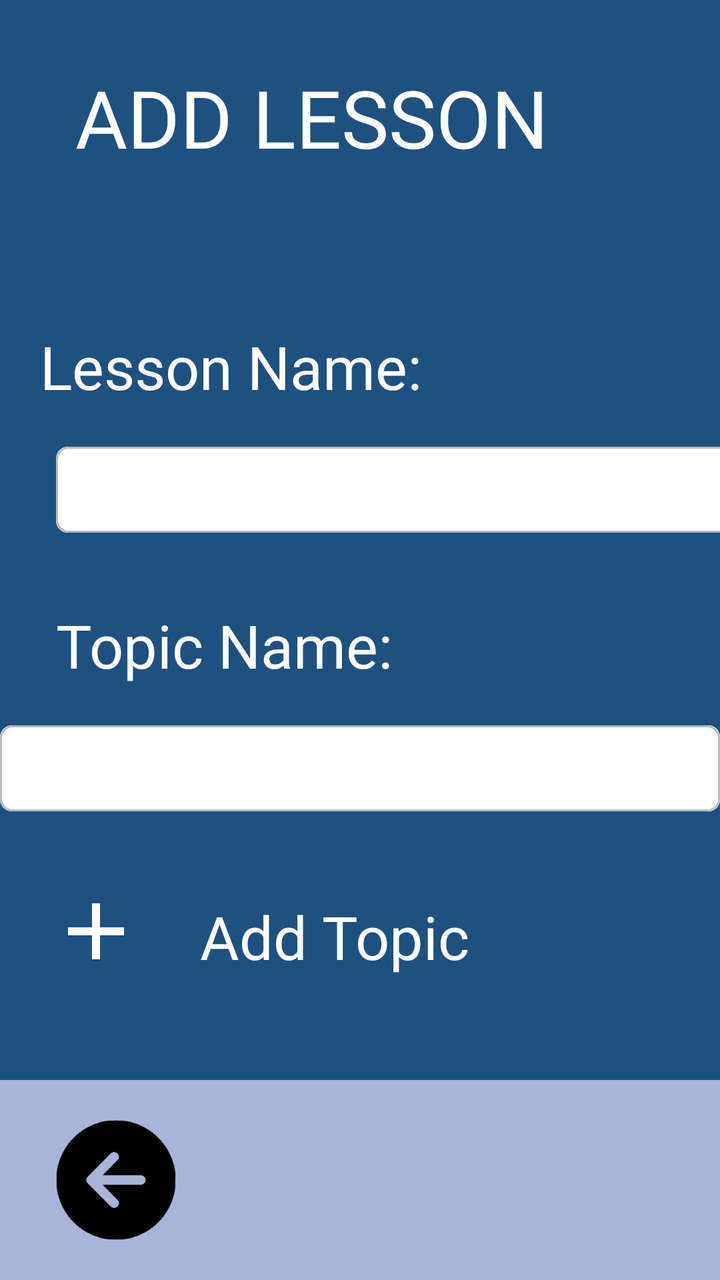
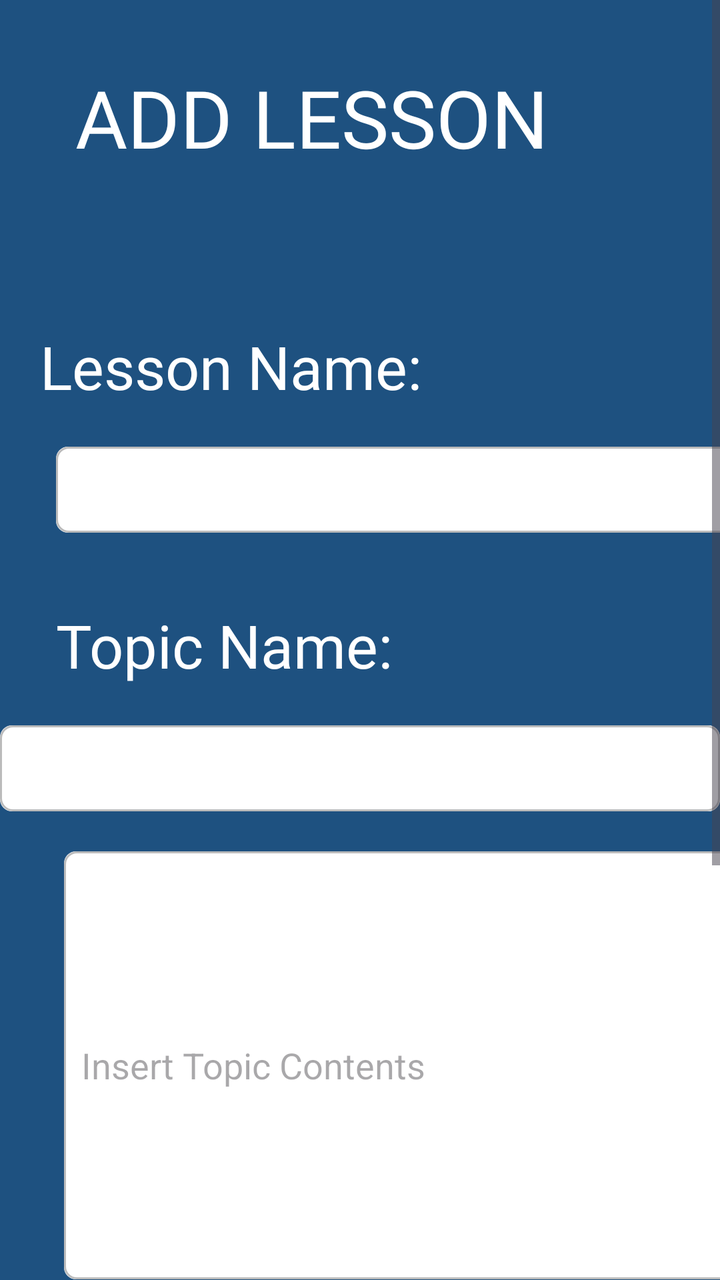

Two renders of the same Android screen: before a commit and after it. Below are the layout's source before the change and the commit's diff.
<!-- AndroidManifest.xml: application theme Theme.FinalsApplication -->
<!-- res/layout/admin_add_lesson.xml -->
<?xml version="1.0" encoding="utf-8"?>
<ScrollView xmlns:android="http://schemas.android.com/apk/res/android"
    xmlns:app="http://schemas.android.com/apk/res-auto"
    xmlns:tools="http://schemas.android.com/tools"
    android:layout_width="409dp"
    android:layout_height="729dp"
    android:background="#1e5180"
    android:fillViewport="true"
    tools:layout_editor_absoluteX="1dp"
    tools:layout_editor_absoluteY="1dp">

    <androidx.constraintlayout.widget.ConstraintLayout
        android:layout_width="match_parent"
        android:layout_height="wrap_content"
        tools:context=".AddLesson">

        <TextView
            android:id="@+id/textView5"
            android:layout_width="285dp"
            android:layout_height="55dp"
            android:layout_marginTop="32dp"
            android:fontFamily="@font/roboto_regular"
            android:text="ADD LESSON"
            android:textColor="@color/white"
            android:textSize="40sp"
            app:layout_constraintEnd_toEndOf="parent"
            app:layout_constraintStart_toStartOf="parent"
            app:layout_constraintTop_toTopOf="parent" />

        <TextView
            android:id="@+id/textView7"
            android:layout_width="wrap_content"
            android:layout_height="wrap_content"
            android:layout_marginTop="76dp"
            android:fontFamily="@font/roboto_regular"
            android:text="Lesson Name:"
            android:textColor="@color/white"
            android:textSize="30sp"
            app:layout_constraintEnd_toEndOf="parent"
            app:layout_constraintHorizontal_bias="0.119"
            app:layout_constraintStart_toStartOf="parent"
            app:layout_constraintTop_toBottomOf="@+id/textView5" />

        <EditText
            android:id="@+id/editTextText"
            android:layout_width="360dp"
            android:layout_height="43dp"
            android:layout_marginStart="28dp"
            android:layout_marginTop="20dp"
            android:background="@drawable/shape"
            android:ems="10"
            android:inputType="text"
            app:layout_constraintStart_toStartOf="parent"
            app:layout_constraintTop_toBottomOf="@+id/textView7" />

        <TextView
            android:id="@+id/textView10"
            android:layout_width="wrap_content"
            android:layout_height="wrap_content"
            android:layout_marginStart="28dp"
            android:layout_marginTop="36dp"
            android:fontFamily="@font/roboto_regular"
            android:text="Topic Name:"
            android:textColor="@color/white"
            android:textSize="30sp"
            app:layout_constraintStart_toStartOf="parent"
            app:layout_constraintTop_toBottomOf="@+id/editTextText" />

        <EditText
            android:id="@+id/editTextText2"
            android:layout_width="360dp"
            android:layout_height="43dp"
            android:layout_marginTop="20dp"
            android:background="@drawable/shape"
            android:ems="10"
            android:inputType="text"
            app:layout_constraintEnd_toEndOf="parent"
            app:layout_constraintHorizontal_bias="0.571"
            app:layout_constraintStart_toStartOf="parent"
            app:layout_constraintTop_toBottomOf="@+id/textView10" />

        <ImageButton
            android:id="@+id/addTopicLesson1"
            android:layout_width="64dp"
            android:layout_height="48dp"
            android:layout_marginStart="16dp"
            android:layout_marginTop="36dp"
            android:background="@color/ourBlue"
            android:scaleType="fitCenter"
            app:layout_constraintStart_toStartOf="parent"
            app:layout_constraintTop_toBottomOf="@+id/editTextText2"
            app:srcCompat="@drawable/add_sign" />

        <Button
            android:id="@+id/button"
            android:layout_width="373dp"
            android:layout_height="69dp"
            android:layout_marginTop="452dp"
            android:backgroundTint="#4f5a99"
            android:text="Add Lesson"
            android:textSize="19sp"
            app:layout_constraintEnd_toEndOf="parent"
            app:layout_constraintStart_toStartOf="parent"
            app:layout_constraintTop_toBottomOf="@+id/textView5" />

        <LinearLayout
            android:layout_width="match_parent"
            android:layout_height="100dip"
            android:layout_alignParentBottom="true"
            android:background="#a8b4d8"
            app:layout_constraintBottom_toBottomOf="parent"
            app:layout_constraintEnd_toEndOf="parent"
            app:layout_constraintHorizontal_bias="1.0"
            app:layout_constraintStart_toStartOf="parent">

            <ImageButton
                android:id="@+id/backButton"
                android:layout_width="76dp"
                android:layout_height="wrap_content"
                android:layout_marginStart="20dp"
                android:layout_marginTop="20dp"
                android:layout_marginBottom="20dp"
                android:background="?android:attr/selectableItemBackground"
                android:scaleType="fitCenter"
                android:src="@drawable/arrowleft" />
        </LinearLayout>

        <TextView
            android:id="@+id/textView3"
            android:layout_width="wrap_content"
            android:layout_height="wrap_content"
            android:layout_marginStart="100dp"
            android:layout_marginTop="416dp"
            android:text="Add Topic"
            android:textColor="@color/white"
            android:textSize="30sp"
            app:layout_constraintStart_toStartOf="parent"
            app:layout_constraintTop_toTopOf="@+id/textView5" />

    </androidx.constraintlayout.widget.ConstraintLayout>
</ScrollView>
<!-- resources referenced by this layout -->
<resources>
  <color name="ourBlue">#1e5180</color>
  <color name="white">#FFFFFFFF</color>
  <!-- drawable add_sign (drawable) -->
  <vector android:height="24dp" android:tint="#FFFFFF"
      android:viewportHeight="24" android:viewportWidth="24"
      android:width="24dp" xmlns:android="http://schemas.android.com/apk/res/android">
      <path android:fillColor="@android:color/white" android:pathData="M19,13h-6v6h-2v-6H5v-2h6V5h2v6h6v2z"/>
  </vector>
  <!-- drawable arrowleft: png bitmap (drawable, 16559 bytes) -->
  <!-- drawable shape (drawable) -->
  <?xml version="1.0" encoding="utf-8"?>
  <layer-list xmlns:android="http://schemas.android.com/apk/res/android">
  
      <item>
          <shape>
              <corners android:radius="6dp" />
              <solid android:color="@android:color/white" />
          </shape>
      </item>
  
      <item
          android:left="34dp">
  
          <shape>
              <solid android:color="@android:color/white" />
              <corners android:radius="6dp"
                  android:topRightRadius="6dp"
                  android:topLeftRadius="5dp"
                  android:bottomRightRadius="6dp"
                  android:bottomLeftRadius="0dp"/>
          </shape>
      </item>
      <item>
          <shape>
              
              <corners android:radius="6dp" />
              <solid android:color="@android:color/transparent" />
              <stroke
                  android:width="1dp"
                  android:color="#BBBBBB" />
          </shape>
      </item>
  </layer-list>
  <style name="Theme.FinalsApplication" parent="Base.Theme.FinalsApplication" />
  <style name="Base.Theme.FinalsApplication" parent="Theme.Material3.DayNight.NoActionBar">
          
          
      </style>
</resources>

<!-- the commit's change to res/layout/admin_add_lesson.xml (unified diff, before → after) -->
@@ -79,39 +79,43 @@
             app:layout_constraintStart_toStartOf="parent"
             app:layout_constraintTop_toBottomOf="@+id/textView10" />
 
-        <ImageButton
+        <Button
             android:id="@+id/addTopicLesson1"
-            android:layout_width="64dp"
-            android:layout_height="48dp"
-            android:layout_marginStart="16dp"
-            android:layout_marginTop="36dp"
-            android:background="@color/ourBlue"
-            android:scaleType="fitCenter"
+            android:layout_width="219dp"
+            android:layout_height="99dp"
+            android:layout_marginStart="28dp"
+            android:layout_marginTop="16dp"
+            android:background="@android:color/transparent"
+            android:text="+  Add Topic"
+            android:textSize="30sp"
             app:layout_constraintStart_toStartOf="parent"
-            app:layout_constraintTop_toBottomOf="@+id/editTextText2"
+            app:layout_constraintTop_toBottomOf="@+id/editTextText4"
             app:srcCompat="@drawable/add_sign" />
 
         <Button
             android:id="@+id/button"
-            android:layout_width="373dp"
-            android:layout_height="69dp"
-            android:layout_marginTop="452dp"
+            android:layout_width="331dp"
+            android:layout_height="60dp"
+            android:layout_marginStart="36dp"
+            android:layout_marginTop="12dp"
             android:backgroundTint="#4f5a99"
             android:text="Add Lesson"
             android:textSize="19sp"
-            app:layout_constraintEnd_toEndOf="parent"
             app:layout_constraintStart_toStartOf="parent"
-            app:layout_constraintTop_toBottomOf="@+id/textView5" />
+            app:layout_constraintTop_toBottomOf="@+id/addTopicLesson1" />
 
         <LinearLayout
             android:layout_width="match_parent"
             android:layout_height="100dip"
             android:layout_alignParentBottom="true"
             android:background="#a8b4d8"
+            android:layout_marginTop="20dp"
             app:layout_constraintBottom_toBottomOf="parent"
             app:layout_constraintEnd_toEndOf="parent"
-            app:layout_constraintHorizontal_bias="1.0"
-            app:layout_constraintStart_toStartOf="parent">
+            app:layout_constraintHorizontal_bias="0.0"
+            app:layout_constraintStart_toStartOf="parent"
+            app:layout_constraintTop_toBottomOf="@+id/button"
+            app:layout_constraintVertical_bias="1.0">
 
             <ImageButton
                 android:id="@+id/backButton"
@@ -125,17 +129,19 @@
                 android:src="@drawable/arrowleft" />
         </LinearLayout>
 
-        <TextView
-            android:id="@+id/textView3"
-            android:layout_width="wrap_content"
-            android:layout_height="wrap_content"
-            android:layout_marginStart="100dp"
-            android:layout_marginTop="416dp"
-            android:text="Add Topic"
-            android:textColor="@color/white"
-            android:textSize="30sp"
+        <EditText
+            android:id="@+id/editTextText4"
+            android:layout_width="356dp"
+            android:layout_height="214dp"
+            android:layout_marginStart="32dp"
+            android:layout_marginTop="20dp"
+            android:background="@drawable/shape"
+            android:ems="10"
+            android:inputType="text"
+            android:text=""
+            android:hint="  Insert Topic Contents"
             app:layout_constraintStart_toStartOf="parent"
-            app:layout_constraintTop_toTopOf="@+id/textView5" />
+            app:layout_constraintTop_toBottomOf="@+id/editTextText2" />
 
     </androidx.constraintlayout.widget.ConstraintLayout>
 </ScrollView>
<!-- resource entries referenced after the edit -->
@@ -1,6 +1,5 @@
 <!-- resources referenced by this layout -->
 <resources>
-  <color name="ourBlue">#1e5180</color>
   <color name="white">#FFFFFFFF</color>
   <!-- drawable add_sign (drawable) -->
   <vector android:height="24dp" android:tint="#FFFFFF"
